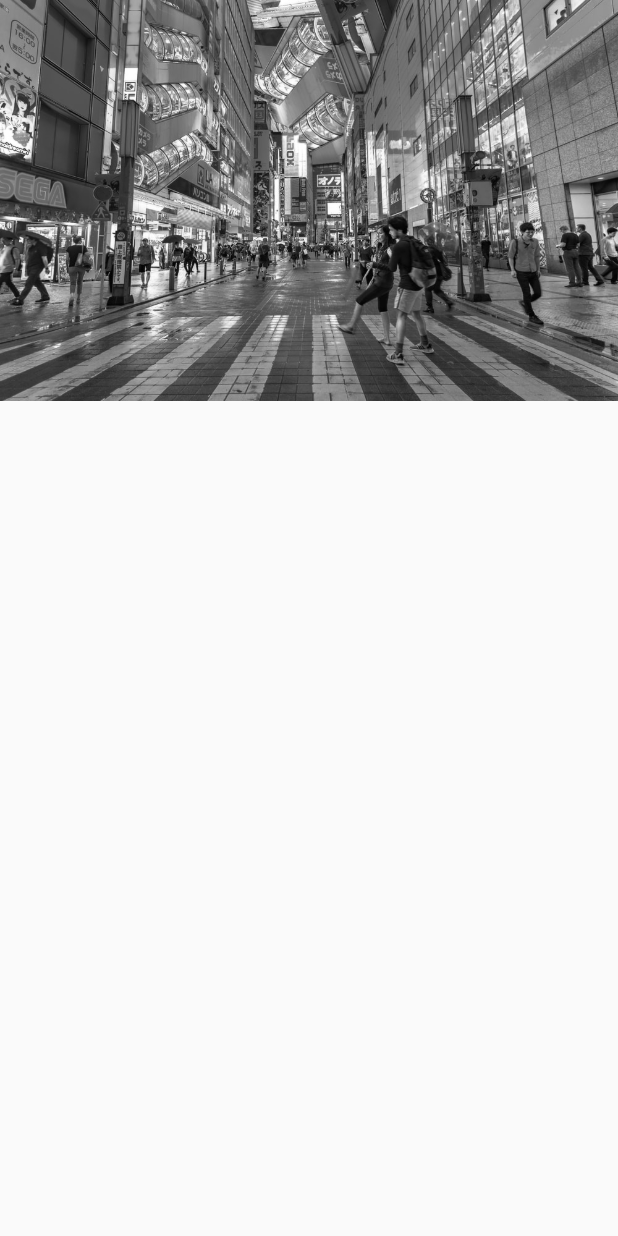
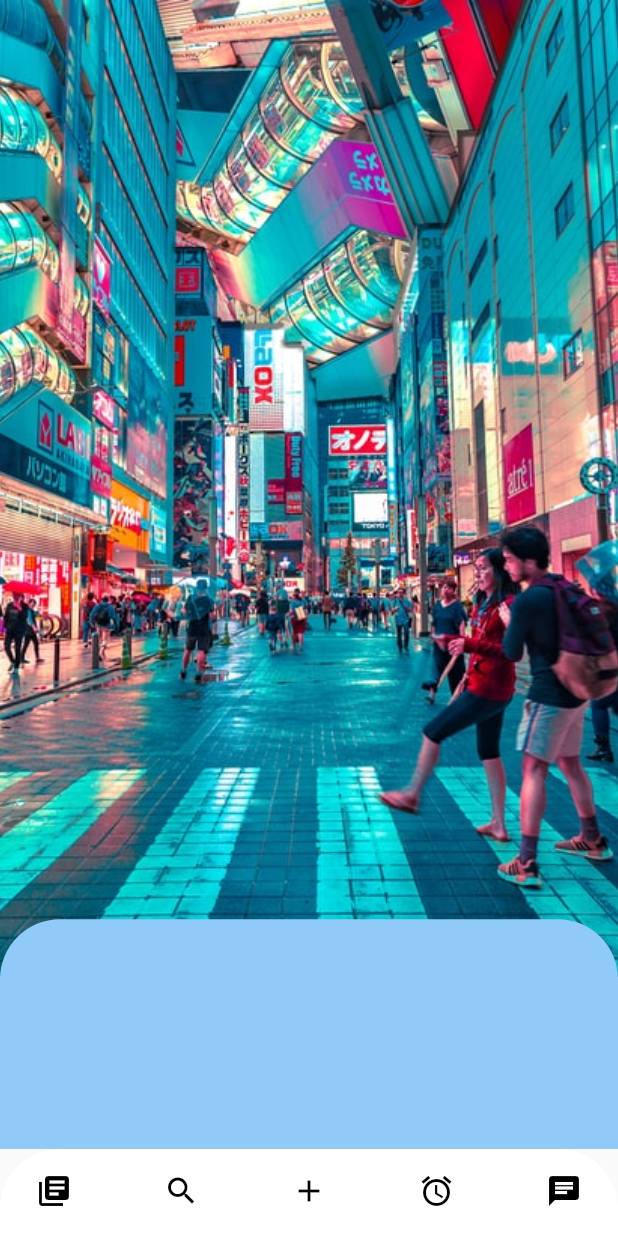
Before and after one commit to joaohhenriq/flutter-responsible-ui, a Flutter app: the screen it shows after launch, on a phone screen of 412 x 824 dp. Run offline on Flutter 3.47's test engine with Material 2 defaults, Android fonts, the phone set to English and light mode, and no system bars.

Commit message:
Bottombar and animations

```diff
--- /dev/null
+++ b/lib/commom/app_bottom_bar.dart
@@ -0,0 +1,28 @@
+import 'package:flutter/material.dart';
+
+class AppBottomBar extends StatelessWidget {
+  @override
+  Widget build(BuildContext context) {
+    return Container(
+      decoration: BoxDecoration(
+        color: Colors.white,
+        borderRadius: BorderRadius.only(
+          topLeft: Radius.circular(40),
+          topRight: Radius.circular(40),
+        ),
+      ),
+      padding: EdgeInsets.only(bottom: 18, left: 24, right: 24, top: 16),
+      child: Row(
+        mainAxisSize: MainAxisSize.max,
+        mainAxisAlignment: MainAxisAlignment.spaceBetween,
+        children: <Widget>[
+          Icon(Icons.library_books, color: Colors.black,),
+          Icon(Icons.search, color: Colors.black,),
+          Icon(Icons.add, color: Colors.black,),
+          Icon(Icons.alarm, color: Colors.black,),
+          Icon(Icons.chat, color: Colors.black,),
+        ],
+      ),
+    );
+  }
+}
--- a/lib/pages/home_page.dart
+++ b/lib/pages/home_page.dart
@@ -1,19 +1,93 @@
 import 'package:flutter/material.dart';
+import 'package:flutter_responsible_ui/commom/app_bottom_bar.dart';
 
-class HomePage extends StatelessWidget {
+class HomePage extends StatefulWidget {
+  @override
+  _HomePageState createState() => _HomePageState();
+}
+
+class _HomePageState extends State<HomePage>
+    with SingleTickerProviderStateMixin {
+  AnimationController _controller;
+  Animation<double> _heightFactorAnimation;
+  final double collapsedHeightFactor = 0.85;
+  final double expandedHeightFactor = 0.67;
+  bool isAnimationCompleted = false;
+
+  @override
+  void initState() {
+    _controller =
+        AnimationController(vsync: this, duration: Duration(milliseconds: 500));
+    _heightFactorAnimation =
+        Tween<double>(begin: collapsedHeightFactor, end: expandedHeightFactor)
+            .animate(_controller);
+    super.initState();
+  }
+
+  @override
+  void dispose() {
+    _controller.dispose();
+    super.dispose();
+  }
+
+  onBottomPartTap() {
+    setState(() {
+      if (isAnimationCompleted) {
+        _controller.reverse();
+      } else {
+        _controller.forward();
+      }
+
+      isAnimationCompleted = !isAnimationCompleted;
+    });
+  }
+
   @override
   Widget build(BuildContext context) {
     return Scaffold(
-      body: Column(
-        children: <Widget>[
-          Image.asset(
-            "assets/images/tokyo.jpg",
-            fit: BoxFit.cover,
-            colorBlendMode: BlendMode.hue,
-            color: Colors.black,
-          )
-        ],
+      bottomNavigationBar: AppBottomBar(),
+      body: AnimatedBuilder(
+        animation: _controller,
+        builder: (context, child) {
+          return getWidget();
+        },
       ),
     );
   }
+
+  Widget getWidget() {
+    return Stack(
+      fit: StackFit.expand,
+      children: <Widget>[
+        FractionallySizedBox(
+          alignment: Alignment.topCenter,
+          heightFactor: _heightFactorAnimation.value,
+          child: Image.asset(
+            "assets/images/tokyo.jpg",
+            fit: BoxFit.cover,
+//            colorBlendMode: BlendMode.hue,
+//            color: Colors.black,
+          ),
+        ),
+        GestureDetector(
+          onTap: () {
+            onBottomPartTap();
+          },
+          child: FractionallySizedBox(
+            alignment: Alignment.bottomCenter,
+            heightFactor: 1.05 - _heightFactorAnimation.value,
+            child: Container(
+              decoration: BoxDecoration(
+                color: Colors.blue[200],
+                borderRadius: BorderRadius.only(
+                  topLeft: Radius.circular(40),
+                  topRight: Radius.circular(40),
+                ),
+              ),
+            ),
+          ),
+        )
+      ],
+    );
+  }
 }
```
